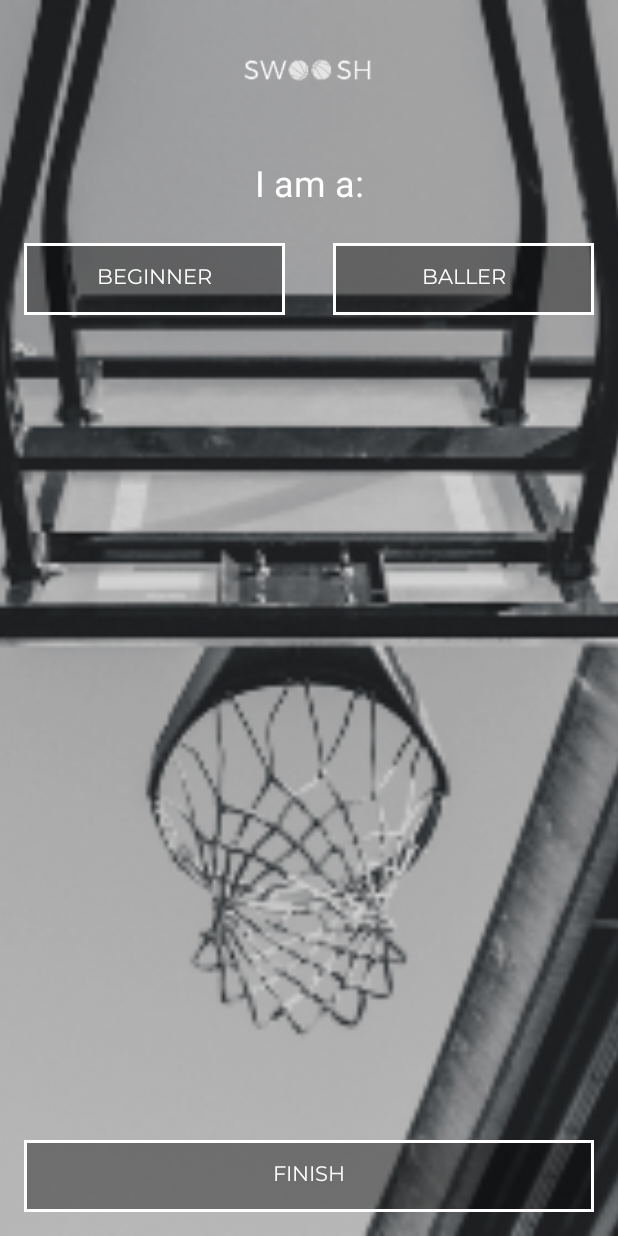
After one commit to TheinvinciblePrints/Swoosh, an Android app: the SkillActivity screen opened directly, with no data from a screen before it, on a phone screen of 412 x 824 dp. The commit adds this screen. Run offline under Robolectric (Android 15) with nearby library versions, the phone set to English and light mode, and no system bars.

Commit message:
skill activity

```diff
--- a/app/src/main/AndroidManifest.xml
+++ b/app/src/main/AndroidManifest.xml
@@ -3,8 +3,8 @@
     package="com.example.emmabuthen.swoosh">
 
     <application
+        android:name=".MyApp"
         android:allowBackup="true"
-        android:name=".MyApp"
         android:icon="@mipmap/swooshlauncher"
         android:label="@string/app_name"
         android:roundIcon="@mipmap/ic_launcher_round"
@@ -22,7 +22,8 @@
             android:name="preloaded_fonts"
             android:resource="@array/preloaded_fonts" />
 
-        <activity android:name=".LeagueActivity"></activity>
+        <activity android:name=".LeagueActivity" />
+        <activity android:name=".SkillActivity"></activity>
     </application>
 
 </manifest>
--- /dev/null
+++ b/app/src/main/java/com/example/emmabuthen/swoosh/SkillActivity.kt
@@ -0,0 +1,12 @@
+package com.example.emmabuthen.swoosh
+
+import android.support.v7.app.AppCompatActivity
+import android.os.Bundle
+
+class SkillActivity : AppCompatActivity() {
+
+    override fun onCreate(savedInstanceState: Bundle?) {
+        super.onCreate(savedInstanceState)
+        setContentView(R.layout.activity_skill)
+    }
+}
--- /dev/null
+++ b/app/src/main/res/layout/activity_skill.xml
@@ -0,0 +1,103 @@
+<?xml version="1.0" encoding="utf-8"?>
+<android.support.constraint.ConstraintLayout xmlns:android="http://schemas.android.com/apk/res/android"
+    xmlns:app="http://schemas.android.com/apk/res-auto"
+    xmlns:tools="http://schemas.android.com/tools"
+    android:layout_width="match_parent"
+    android:layout_height="match_parent"
+    tools:context=".SkillActivity">
+
+    <ImageView
+        android:id="@+id/imageView5"
+        android:layout_width="0dp"
+        android:layout_height="0dp"
+        android:scaleType="centerCrop"
+        app:layout_constraintBottom_toBottomOf="parent"
+        app:layout_constraintEnd_toEndOf="parent"
+        app:layout_constraintStart_toStartOf="parent"
+        app:layout_constraintTop_toTopOf="parent"
+        app:srcCompat="@drawable/beginnerballerbg"
+        android:contentDescription="@string/todo" />
+
+    <ImageView
+        android:id="@+id/imageView4"
+        android:layout_width="88dp"
+        android:layout_height="29dp"
+        android:layout_marginEnd="8dp"
+        android:layout_marginStart="8dp"
+        android:layout_marginTop="32dp"
+        android:scaleType="fitCenter"
+        app:layout_constraintEnd_toEndOf="parent"
+        app:layout_constraintStart_toStartOf="parent"
+        app:layout_constraintTop_toTopOf="@+id/imageView5"
+        app:srcCompat="@drawable/swooshlogo"
+        android:contentDescription="@string/todo_string" />
+
+    <TextView
+        android:id="@+id/textView5"
+        android:layout_width="wrap_content"
+        android:layout_height="wrap_content"
+        android:layout_marginEnd="8dp"
+        android:layout_marginStart="8dp"
+        android:layout_marginTop="44dp"
+        android:text="@string/i_am_a"
+        android:textColor="@android:color/white"
+        android:textSize="24sp"
+        app:layout_constraintEnd_toEndOf="parent"
+        app:layout_constraintStart_toStartOf="parent"
+        app:layout_constraintTop_toBottomOf="@+id/imageView4" />
+
+    <LinearLayout
+        android:layout_width="0dp"
+        android:layout_height="55dp"
+        android:layout_marginEnd="16dp"
+        android:layout_marginStart="16dp"
+        android:layout_marginTop="24dp"
+        android:orientation="horizontal"
+        app:layout_constraintEnd_toEndOf="parent"
+        app:layout_constraintStart_toStartOf="parent"
+        app:layout_constraintTop_toBottomOf="@+id/textView5">
+
+        <ToggleButton
+            android:id="@+id/toggleButton4"
+            android:layout_width="wrap_content"
+            android:layout_height="wrap_content"
+            android:layout_marginEnd="16dp"
+            android:layout_weight="1"
+            android:background="@drawable/swoosh_toggle"
+            android:fontFamily="@font/montserrat"
+            android:text="@string/beginner"
+            android:textColor="@android:color/white"
+            android:textOff="@string/beginner"
+            android:textOn="@string/beginner" />
+
+        <ToggleButton
+            android:id="@+id/toggleButton5"
+            android:layout_width="wrap_content"
+            android:layout_height="wrap_content"
+            android:layout_marginStart="16dp"
+            android:layout_weight="1"
+            android:background="@drawable/swoosh_toggle"
+            android:fontFamily="@font/montserrat"
+            android:text="@string/baller"
+            android:textColor="@android:color/white"
+            android:textOff="@string/baller"
+            android:textOn="@string/baller" />
+    </LinearLayout>
+
+    <Button
+        android:id="@+id/button"
+        style="@style/Widget.AppCompat.Button.Borderless"
+        android:layout_width="0dp"
+        android:layout_height="48dp"
+        android:layout_marginBottom="16dp"
+        android:layout_marginEnd="16dp"
+        android:layout_marginStart="16dp"
+        android:background="@drawable/swoosh_button"
+        android:fontFamily="@font/montserrat"
+        android:text="@string/finish"
+        android:textColor="@android:color/white"
+        app:layout_constraintBottom_toBottomOf="@+id/imageView5"
+        app:layout_constraintEnd_toEndOf="parent"
+        app:layout_constraintStart_toStartOf="parent" />
+
+</android.support.constraint.ConstraintLayout>
--- a/app/src/main/res/values/strings.xml
+++ b/app/src/main/res/values/strings.xml
@@ -1,3 +1,21 @@
 <resources>
     <string name="app_name">Swoosh</string>
+    <string name="desired_league">Desired league:</string>
+    <string name="mens_string">Mens</string>
+    <string name="womens_string">Womens</string>
+    <string name="todo_string">TODO</string>
+    <string name="co_ed_string">Co-Ed</string>
+    <string name="next_string">NEXT</string>
+    <string name="on_going_all_out">ON GOING ALL OUT</string>
+    <string name="go_all_in">GO ALL IN</string>
+    <string name="find_a_team_in_your_city_and_dominate_the_league">Find a team in your city and dominate the league</string>
+    <string name="get_started">GET STARTED</string>
+    <string name="i_am_a">I am a:</string>
+    <string name="beginner">BEGINNER</string>
+    <string name="togglebutton">ToggleButton</string>
+    <string name="baller">BALLER</string>
+    <string name="finish">FINISH</string>
+    <string name="todo">TODO</string>
+
+
 </resources>
```
Also changed, not shown: app/src/main/java/com/example/emmabuthen/swoosh/LeagueActivity.kt (+8 -0 lines), app/src/main/java/com/example/emmabuthen/swoosh/MyApp.kt (+11 -20 lines), app/src/main/java/com/example/emmabuthen/swoosh/WelcomeActivity.kt (+9 -0 lines), app/src/main/res/layout/activity_league.xml (+29 -20 lines), app/src/main/res/layout/activity_welcome.xml (+12 -10 lines).
